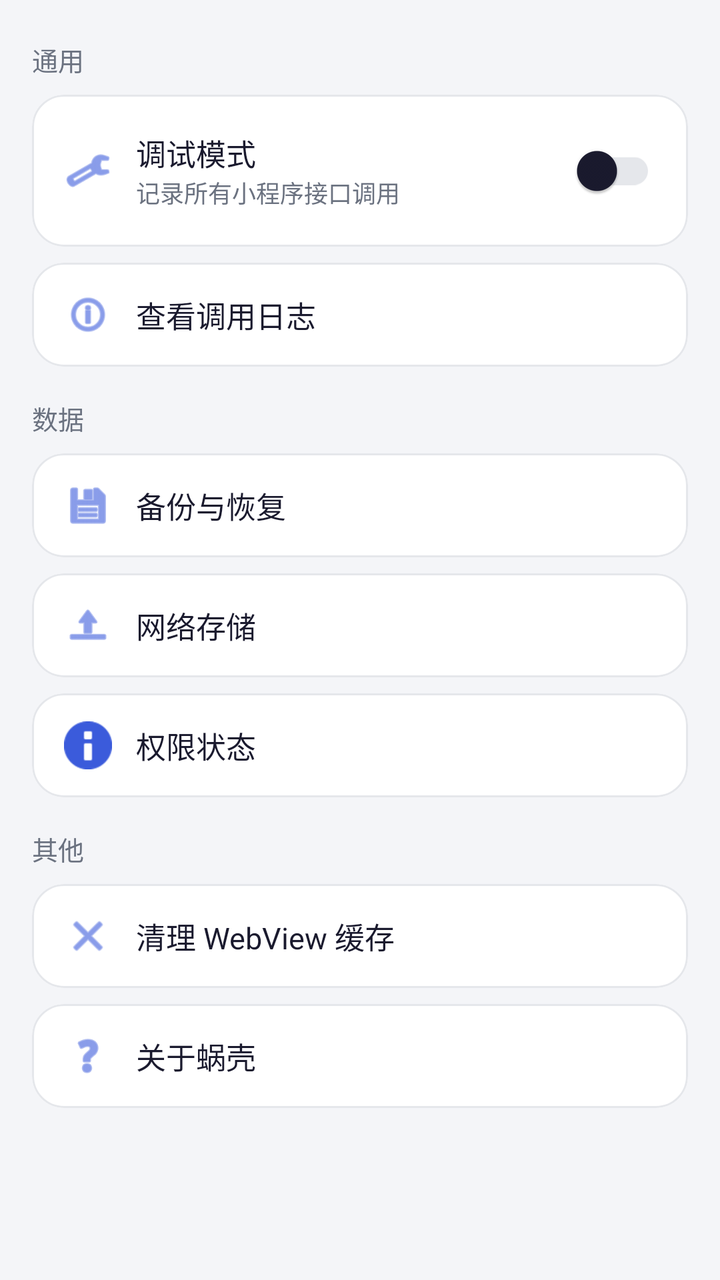
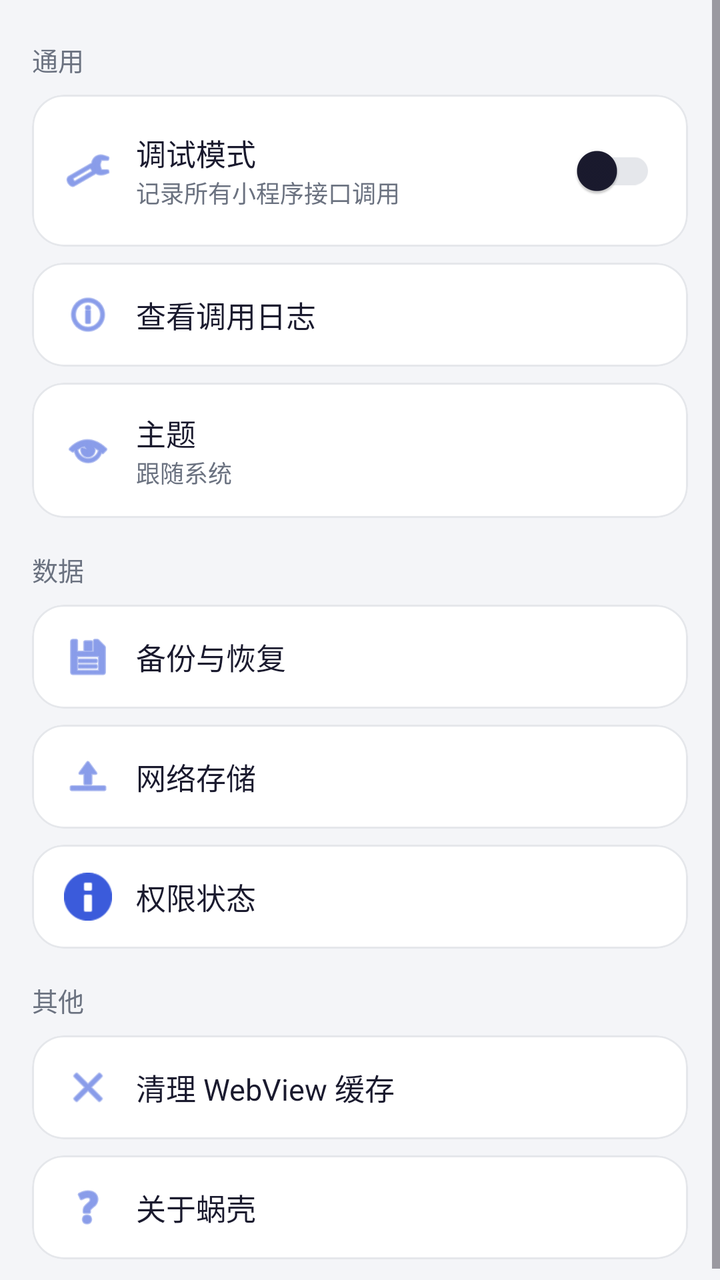

An Android layout rendered at two revisions. The XML below is the earlier revision; the diff shows what the commit changed to produce the second picture.
<!-- AndroidManifest.xml: application theme Theme.MiniApp -->
<!-- res/layout/page_settings.xml -->
<?xml version="1.0" encoding="utf-8"?>
<ScrollView xmlns:android="http://schemas.android.com/apk/res/android"
    xmlns:app="http://schemas.android.com/apk/res-auto"
    android:layout_width="match_parent"
    android:layout_height="match_parent"
    android:background="@color/bg_window">

    <LinearLayout
        android:layout_width="match_parent"
        android:layout_height="wrap_content"
        android:orientation="vertical"
        android:padding="16dp">

        <TextView
            android:layout_width="match_parent"
            android:layout_height="wrap_content"
            android:layout_marginTop="4dp"
            android:text="通用"
            android:textColor="@color/text_secondary"
            android:textSize="13sp" />

        
        <com.google.android.material.card.MaterialCardView
            android:id="@+id/card_debug"
            style="@style/Widget.MiniApp.SettingCard">

            <LinearLayout
                android:layout_width="match_parent"
                android:layout_height="wrap_content"
                android:gravity="center_vertical"
                android:orientation="horizontal"
                android:paddingHorizontal="16dp"
                android:paddingVertical="14dp">

                <ImageView
                    android:layout_width="24dp"
                    android:layout_height="24dp"
                    android:contentDescription="调试模式"
                    android:src="@android:drawable/ic_menu_manage"
                    android:tint="@color/brand_primary" />

                <LinearLayout
                    android:layout_width="0dp"
                    android:layout_height="wrap_content"
                    android:layout_marginStart="12dp"
                    android:layout_weight="1"
                    android:orientation="vertical">

                    <TextView
                        android:layout_width="match_parent"
                        android:layout_height="wrap_content"
                        android:text="调试模式"
                        android:textColor="@color/text_primary"
                        android:textSize="15sp" />

                    <TextView
                        android:id="@+id/tv_debug_desc"
                        android:layout_width="match_parent"
                        android:layout_height="wrap_content"
                        android:text="记录所有小程序接口调用"
                        android:textColor="@color/text_secondary"
                        android:textSize="12sp" />
                </LinearLayout>

                <androidx.appcompat.widget.SwitchCompat
                    android:id="@+id/switch_debug"
                    android:layout_width="wrap_content"
                    android:layout_height="wrap_content" />
            </LinearLayout>
        </com.google.android.material.card.MaterialCardView>

        
        <com.google.android.material.card.MaterialCardView
            android:id="@+id/card_debug_log"
            style="@style/Widget.MiniApp.SettingCard">

            <LinearLayout
                android:layout_width="match_parent"
                android:layout_height="wrap_content"
                android:gravity="center_vertical"
                android:orientation="horizontal"
                android:paddingHorizontal="16dp"
                android:paddingVertical="14dp">

                <ImageView
                    android:layout_width="24dp"
                    android:layout_height="24dp"
                    android:contentDescription="查看调用日志"
                    android:src="@android:drawable/ic_menu_info_details"
                    android:tint="@color/brand_primary" />

                <TextView
                    android:layout_width="0dp"
                    android:layout_height="wrap_content"
                    android:layout_marginStart="12dp"
                    android:layout_weight="1"
                    android:text="查看调用日志"
                    android:textColor="@color/text_primary"
                    android:textSize="15sp" />
            </LinearLayout>
        </com.google.android.material.card.MaterialCardView>

        <TextView
            android:layout_width="match_parent"
            android:layout_height="wrap_content"
            android:layout_marginTop="16dp"
            android:text="数据"
            android:textColor="@color/text_secondary"
            android:textSize="13sp" />

        
        <com.google.android.material.card.MaterialCardView
            android:id="@+id/card_backup"
            style="@style/Widget.MiniApp.SettingCard">

            <LinearLayout
                android:layout_width="match_parent"
                android:layout_height="wrap_content"
                android:gravity="center_vertical"
                android:orientation="horizontal"
                android:paddingHorizontal="16dp"
                android:paddingVertical="14dp">

                <ImageView
                    android:layout_width="24dp"
                    android:layout_height="24dp"
                    android:contentDescription="备份与恢复"
                    android:src="@android:drawable/ic_menu_save"
                    android:tint="@color/brand_primary" />

                <TextView
                    android:layout_width="0dp"
                    android:layout_height="wrap_content"
                    android:layout_marginStart="12dp"
                    android:layout_weight="1"
                    android:text="备份与恢复"
                    android:textColor="@color/text_primary"
                    android:textSize="15sp" />
            </LinearLayout>
        </com.google.android.material.card.MaterialCardView>

        
        <com.google.android.material.card.MaterialCardView
            android:id="@+id/card_netdisk"
            style="@style/Widget.MiniApp.SettingCard">

            <LinearLayout
                android:layout_width="match_parent"
                android:layout_height="wrap_content"
                android:gravity="center_vertical"
                android:orientation="horizontal"
                android:paddingHorizontal="16dp"
                android:paddingVertical="14dp">

                <ImageView
                    android:layout_width="24dp"
                    android:layout_height="24dp"
                    android:contentDescription="网络存储"
                    android:src="@android:drawable/ic_menu_upload"
                    android:tint="@color/brand_primary" />

                <TextView
                    android:layout_width="0dp"
                    android:layout_height="wrap_content"
                    android:layout_marginStart="12dp"
                    android:layout_weight="1"
                    android:text="网络存储"
                    android:textColor="@color/text_primary"
                    android:textSize="15sp" />
            </LinearLayout>
        </com.google.android.material.card.MaterialCardView>

        
        <com.google.android.material.card.MaterialCardView
            android:id="@+id/card_permission_status"
            style="@style/Widget.MiniApp.SettingCard">

            <LinearLayout
                android:layout_width="match_parent"
                android:layout_height="wrap_content"
                android:gravity="center_vertical"
                android:orientation="horizontal"
                android:paddingHorizontal="16dp"
                android:paddingVertical="14dp">

                <ImageView
                    android:layout_width="24dp"
                    android:layout_height="24dp"
                    android:contentDescription="权限状态"
                    android:src="@android:drawable/ic_dialog_info"
                    android:tint="@color/brand_primary" />

                <TextView
                    android:layout_width="0dp"
                    android:layout_height="wrap_content"
                    android:layout_marginStart="12dp"
                    android:layout_weight="1"
                    android:text="权限状态"
                    android:textColor="@color/text_primary"
                    android:textSize="15sp" />
            </LinearLayout>
        </com.google.android.material.card.MaterialCardView>

        <TextView
            android:layout_width="match_parent"
            android:layout_height="wrap_content"
            android:layout_marginTop="16dp"
            android:text="其他"
            android:textColor="@color/text_secondary"
            android:textSize="13sp" />

        
        <com.google.android.material.card.MaterialCardView
            android:id="@+id/card_clean"
            style="@style/Widget.MiniApp.SettingCard">

            <LinearLayout
                android:layout_width="match_parent"
                android:layout_height="wrap_content"
                android:gravity="center_vertical"
                android:orientation="horizontal"
                android:paddingHorizontal="16dp"
                android:paddingVertical="14dp">

                <ImageView
                    android:layout_width="24dp"
                    android:layout_height="24dp"
                    android:contentDescription="清理 WebView 缓存"
                    android:src="@android:drawable/ic_menu_close_clear_cancel"
                    android:tint="@color/brand_primary" />

                <TextView
                    android:layout_width="0dp"
                    android:layout_height="wrap_content"
                    android:layout_marginStart="12dp"
                    android:layout_weight="1"
                    android:text="清理 WebView 缓存"
                    android:textColor="@color/text_primary"
                    android:textSize="15sp" />
            </LinearLayout>
        </com.google.android.material.card.MaterialCardView>

        
        <com.google.android.material.card.MaterialCardView
            android:id="@+id/card_about"
            style="@style/Widget.MiniApp.SettingCard">

            <LinearLayout
                android:layout_width="match_parent"
                android:layout_height="wrap_content"
                android:gravity="center_vertical"
                android:orientation="horizontal"
                android:paddingHorizontal="16dp"
                android:paddingVertical="14dp">

                <ImageView
                    android:layout_width="24dp"
                    android:layout_height="24dp"
                    android:contentDescription="关于蜗壳"
                    android:src="@android:drawable/ic_menu_help"
                    android:tint="@color/brand_primary" />

                <TextView
                    android:layout_width="0dp"
                    android:layout_height="wrap_content"
                    android:layout_marginStart="12dp"
                    android:layout_weight="1"
                    android:text="关于蜗壳"
                    android:textColor="@color/text_primary"
                    android:textSize="15sp" />
            </LinearLayout>
        </com.google.android.material.card.MaterialCardView>

    </LinearLayout>
</ScrollView>
<!-- resources referenced by this layout -->
<resources>
  <color name="bg_window">#F4F5F8</color>
  <color name="brand_primary">#3B5BDB</color>
  <color name="text_primary">#1A1A2E</color>
  <color name="text_secondary">#6B7280</color>
  <style name="Widget.MiniApp.SettingCard" parent="Widget.Material3.CardView.Outlined">
          <item name="cardBackgroundColor">@color/bg_card</item>
          <item name="cardCornerRadius">16dp</item>
          <item name="cardElevation">0dp</item>
          <item name="strokeColor">@color/divider</item>
          <item name="strokeWidth">1dp</item>
          <item name="android:layout_width">match_parent</item>
          <item name="android:layout_height">wrap_content</item>
          <item name="android:layout_marginTop">8dp</item>
          <item name="android:clickable">true</item>
          <item name="android:focusable">true</item>
          <item name="android:foreground">?attr/selectableItemBackground</item>
      </style>
  <color name="bg_card">#FFFFFF</color>
  <color name="divider">#E5E7EB</color>
  <color name="brand_on_primary">#FFFFFF</color>
  <color name="brand_primary_container">#DCE1FB</color>
  <color name="brand_on_primary_container">#0F1855</color>
  <color name="brand_accent">#FFC24B</color>
  <color name="brand_on_secondary">#1A1504</color>
  <color name="bg_card_raised">#EEF0F6</color>
  <color name="danger">#E03131</color>
  <color name="brand_primary_dark">#26398C</color>
  <style name="Animation.MiniApp.Activity" parent="@android:style/Animation.Activity">
          <item name="android:activityOpenEnterAnimation">@anim/slide_in_right</item>
          <item name="android:activityOpenExitAnimation">@anim/fade_out_slight</item>
          <item name="android:activityCloseEnterAnimation">@anim/fade_in_slight</item>
          <item name="android:activityCloseExitAnimation">@anim/slide_out_right</item>
      </style>
  <style name="ThemeOverlay.MiniApp.RoundedDialog" parent="ThemeOverlay.Material3.MaterialAlertDialog">
          <item name="colorPrimary">@color/brand_primary</item>
          <item name="colorSecondary">@color/brand_accent</item>
          <item name="shapeAppearanceOverlay">@style/ShapeAppearance.MiniApp.Dialog</item>
          <item name="buttonBarPositiveButtonStyle">@style/Widget.MiniApp.DialogButton</item>
          <item name="buttonBarNegativeButtonStyle">@style/Widget.MiniApp.DialogButton</item>
          <item name="buttonBarNeutralButtonStyle">@style/Widget.MiniApp.DialogButton</item>
      </style>
  <style name="ShapeAppearance.MiniApp.Dialog" parent="">
          <item name="cornerFamily">rounded</item>
          <item name="cornerSize">24dp</item>
      </style>
  <style name="Widget.MiniApp.DialogButton" parent="Widget.Material3.Button.TextButton.Dialog">
          <item name="android:textColor">@color/brand_primary</item>
      </style>
  <!-- unchanged entries left out for length: 1 -->
</resources>

<!-- the commit's change to res/layout/page_settings.xml (unified diff, before → after) -->
@@ -100,6 +100,51 @@
             </LinearLayout>
         </com.google.android.material.card.MaterialCardView>
 
+        
+        <com.google.android.material.card.MaterialCardView
+            android:id="@+id/card_theme"
+            style="@style/Widget.MiniApp.SettingCard">
+
+            <LinearLayout
+                android:layout_width="match_parent"
+                android:layout_height="wrap_content"
+                android:gravity="center_vertical"
+                android:orientation="horizontal"
+                android:paddingHorizontal="16dp"
+                android:paddingVertical="14dp">
+
+                <ImageView
+                    android:layout_width="24dp"
+                    android:layout_height="24dp"
+                    android:contentDescription="主题"
+                    android:src="@android:drawable/ic_menu_view"
+                    android:tint="@color/brand_primary" />
+
+                <LinearLayout
+                    android:layout_width="0dp"
+                    android:layout_height="wrap_content"
+                    android:layout_marginStart="12dp"
+                    android:layout_weight="1"
+                    android:orientation="vertical">
+
+                    <TextView
+                        android:layout_width="match_parent"
+                        android:layout_height="wrap_content"
+                        android:text="主题"
+                        android:textColor="@color/text_primary"
+                        android:textSize="15sp" />
+
+                    <TextView
+                        android:id="@+id/tv_theme_desc"
+                        android:layout_width="match_parent"
+                        android:layout_height="wrap_content"
+                        android:text="跟随系统"
+                        android:textColor="@color/text_secondary"
+                        android:textSize="12sp" />
+                </LinearLayout>
+            </LinearLayout>
+        </com.google.android.material.card.MaterialCardView>
+
         <TextView
             android:layout_width="match_parent"
             android:layout_height="wrap_content"
